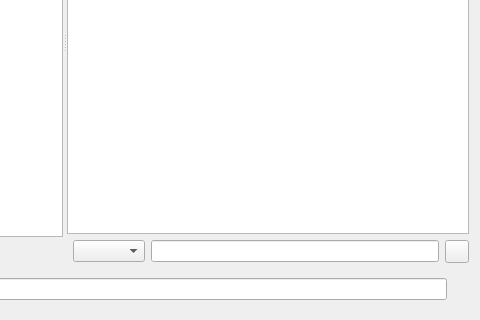
Qt form eiskaltdcpp-qt/ui/UISearchFrame.ui (eiskaltdcpp/eiskaltdcpp) before a commit; both pictures show x 238 to 718 and y 222 to 542 of the 718 by 542 pixel window.
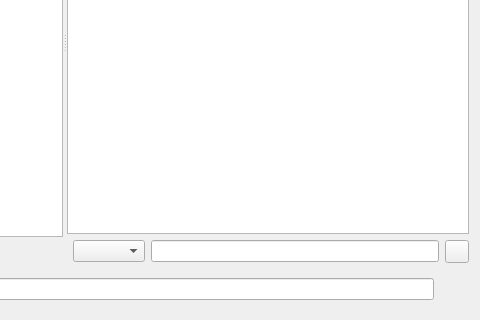
The same form after that commit. Custom widgets are drawn as their Qt base class.

Commit message:
[Qt] Add configuration option: USE_PROGRESS_BARS.
This option is especially important for macOS where progress bars
do not allow to show text on them so a lot of information is hidden
from user.

```diff
--- a/eiskaltdcpp-qt/ui/UISearchFrame.ui
+++ b/eiskaltdcpp-qt/ui/UISearchFrame.ui
@@ -396,6 +396,25 @@
         </property>
        </widget>
       </item>
+      <item>
+       <widget class="QLabel" name="progressIndicator">
+        <property name="text">
+         <string/>
+        </property>
+        <property name="textFormat">
+         <enum>Qt::PlainText</enum>
+        </property>
+        <property name="alignment">
+         <set>Qt::AlignLeading|Qt::AlignLeft|Qt::AlignVCenter</set>
+        </property>
+        <property name="wordWrap">
+         <bool>true</bool>
+        </property>
+        <property name="textInteractionFlags">
+         <set>Qt::NoTextInteraction</set>
+        </property>
+       </widget>
+      </item>
       <item>
        <widget class="QLabel" name="status">
         <property name="text">
```
Left out of the diff: 44 changed lines with no effect on the pictures. The commit also changes 4 other files.
